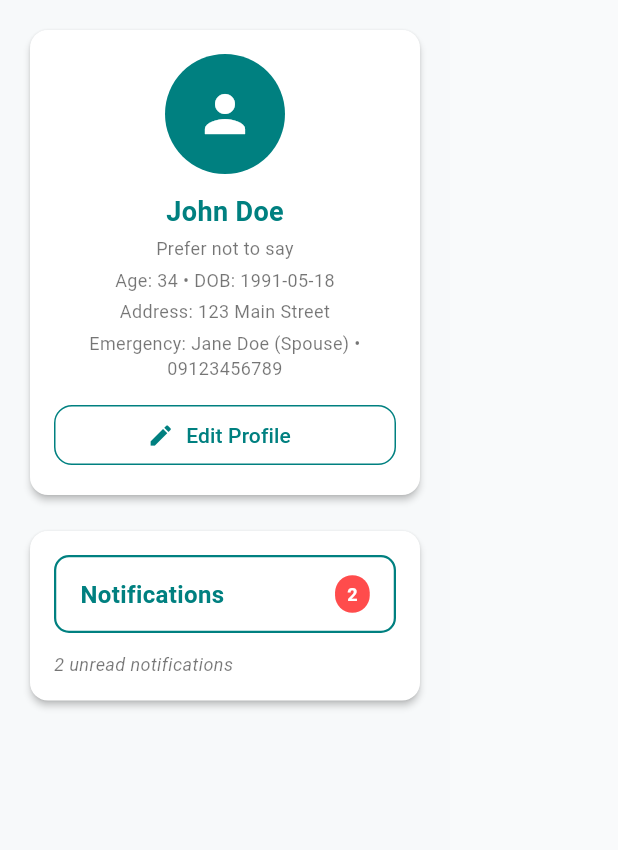
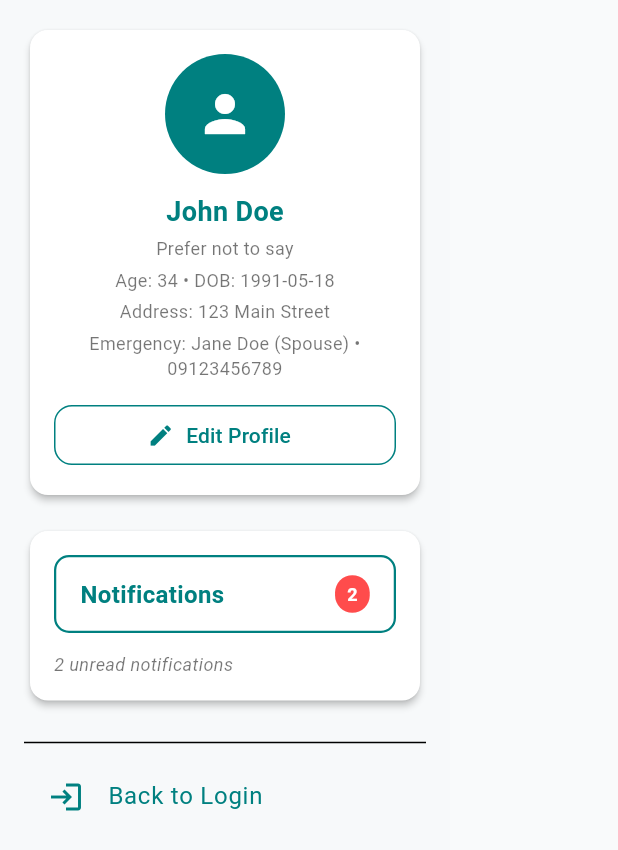
Before and after one commit to jayandresasi/CRIS_APP, a Flutter app: the ProfileSidebar widget shown alone on an empty page, opened directly, on a phone screen of 412 x 824 dp. Shown: the top 850 px of the screen. Run offline on Flutter 3.47's test engine with Material 3 defaults, Android fonts, the phone set to English and light mode, and no system bars; our stand-ins replace google_maps_flutter, hive, hive_flutter, image_picker, permission_handler; missing offline and left inert: exif; accounts and stored records are empty.

Commit message:
Add 'Back to Login' option in the main menu

```diff
--- a/flutter_application_1/lib/main.dart
+++ b/flutter_application_1/lib/main.dart
@@ -3597,6 +3597,20 @@ class ProfileSidebar extends StatelessWidget {
             },
           ),
           const SizedBox(height: 16),
+           const Divider(),
+          ListTile(
+            leading: const Icon(Icons.login, color: Color(0xFF008080)),
+            title: const Text(
+              'Back to Login',
+              style: TextStyle(color: Color(0xFF008080)),
+            ),
+            onTap: () {
+              Navigator.of(context).pushAndRemoveUntil(
+                MaterialPageRoute(builder: (_) => const LoginPage()),
+                (route) => false,
+              );
+            },
+          ),
         ],
       ),
     );
```
